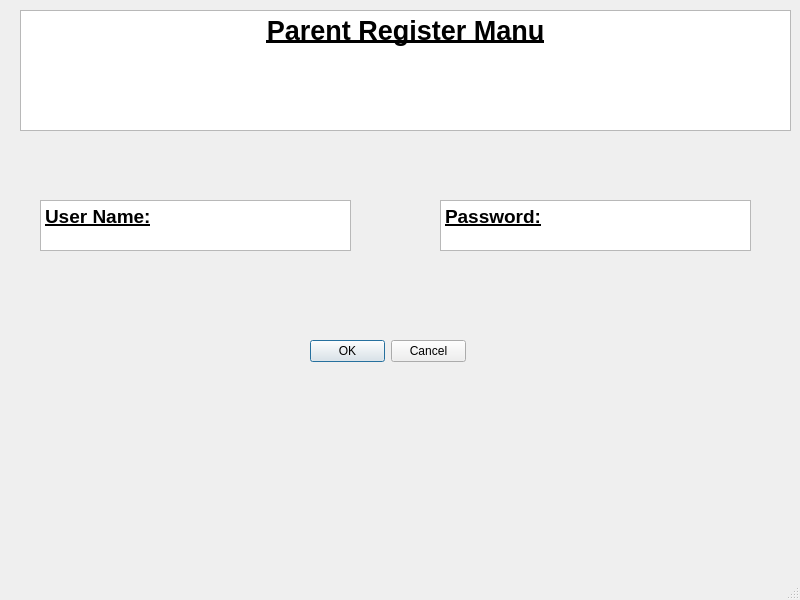
Before: the Qt Designer form src/login/GUI/ParentRegister.ui in itay9/SCE_BSMP_2021_Team5, drawn with Qt 5.
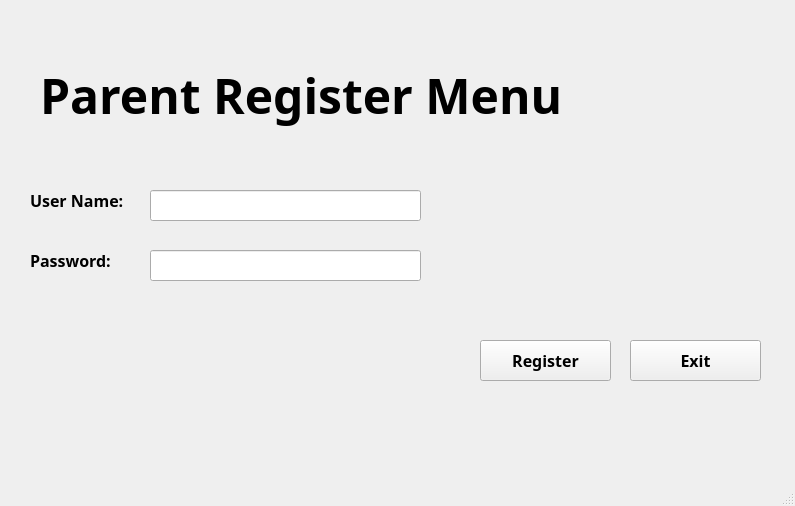
After: the same form once the commit is applied.

```diff
--- a/src/login/GUI/ParentRegister.ui
+++ b/src/login/GUI/ParentRegister.ui
@@ -6,76 +6,140 @@
    <rect>
     <x>0</x>
     <y>0</y>
-    <width>800</width>
-    <height>600</height>
+    <width>795</width>
+    <height>506</height>
    </rect>
   </property>
   <property name="windowTitle">
    <string>MainWindow</string>
   </property>
   <widget class="QWidget" name="centralwidget">
-   <widget class="QTextBrowser" name="textBrowser">
-    <property name="geometry">
-     <rect>
-      <x>20</x>
-      <y>10</y>
-      <width>771</width>
-      <height>121</height>
-     </rect>
-    </property>
-    <property name="html">
-     <string>&lt;!DOCTYPE HTML PUBLIC &quot;-//W3C//DTD HTML 4.0//EN&quot; &quot;http://www.w3.org/TR/REC-html40/strict.dtd&quot;&gt;
-&lt;html&gt;&lt;head&gt;&lt;meta name=&quot;qrichtext&quot; content=&quot;1&quot; /&gt;&lt;style type=&quot;text/css&quot;&gt;
-p, li { white-space: pre-wrap; }
-&lt;/style&gt;&lt;/head&gt;&lt;body style=&quot; font-family:'MS Shell Dlg 2'; font-size:8.25pt; font-weight:400; font-style:normal;&quot;&gt;
-&lt;p align=&quot;center&quot; style=&quot; margin-top:0px; margin-bottom:0px; margin-left:0px; margin-right:0px; -qt-block-indent:0; text-indent:0px;&quot;&gt;&lt;span style=&quot; font-size:20pt; font-weight:600; text-decoration: underline;&quot;&gt;Parent Register Manu&lt;/span&gt;&lt;/p&gt;&lt;/body&gt;&lt;/html&gt;</string>
-    </property>
-   </widget>
-   <widget class="QTextEdit" name="textEdit">
+   <widget class="QLabel" name="title">
     <property name="geometry">
      <rect>
       <x>40</x>
-      <y>200</y>
-      <width>311</width>
-      <height>51</height>
+      <y>60</y>
+      <width>591</width>
+      <height>71</height>
      </rect>
     </property>
-    <property name="html">
-     <string>&lt;!DOCTYPE HTML PUBLIC &quot;-//W3C//DTD HTML 4.0//EN&quot; &quot;http://www.w3.org/TR/REC-html40/strict.dtd&quot;&gt;
-&lt;html&gt;&lt;head&gt;&lt;meta name=&quot;qrichtext&quot; content=&quot;1&quot; /&gt;&lt;style type=&quot;text/css&quot;&gt;
-p, li { white-space: pre-wrap; }
-&lt;/style&gt;&lt;/head&gt;&lt;body style=&quot; font-family:'MS Shell Dlg 2'; font-size:8.25pt; font-weight:400; font-style:normal;&quot;&gt;
-&lt;p style=&quot; margin-top:0px; margin-bottom:0px; margin-left:0px; margin-right:0px; -qt-block-indent:0; text-indent:0px;&quot;&gt;&lt;span style=&quot; font-size:14pt; font-weight:600; text-decoration: underline;&quot;&gt;User Name:&lt;/span&gt;&lt;/p&gt;&lt;/body&gt;&lt;/html&gt;</string>
+    <property name="font">
+     <font>
+      <family>Arial Black</family>
+      <pointsize>36</pointsize>
+      <weight>75</weight>
+      <bold>true</bold>
+     </font>
     </property>
+    <property name="text">
+     <string>Parent Register Menu</string>
+    </property>
    </widget>
-   <widget class="QTextEdit" name="textEdit_2">
+   <widget class="QLabel" name="passLabel">
     <property name="geometry">
      <rect>
-      <x>440</x>
-      <y>200</y>
-      <width>311</width>
-      <height>51</height>
+      <x>30</x>
+      <y>250</y>
+      <width>111</width>
+      <height>21</height>
      </rect>
     </property>
-    <property name="html">
-     <string>&lt;!DOCTYPE HTML PUBLIC &quot;-//W3C//DTD HTML 4.0//EN&quot; &quot;http://www.w3.org/TR/REC-html40/strict.dtd&quot;&gt;
-&lt;html&gt;&lt;head&gt;&lt;meta name=&quot;qrichtext&quot; content=&quot;1&quot; /&gt;&lt;style type=&quot;text/css&quot;&gt;
-p, li { white-space: pre-wrap; }
-&lt;/style&gt;&lt;/head&gt;&lt;body style=&quot; font-family:'MS Shell Dlg 2'; font-size:8.25pt; font-weight:400; font-style:normal;&quot;&gt;
-&lt;p style=&quot; margin-top:0px; margin-bottom:0px; margin-left:0px; margin-right:0px; -qt-block-indent:0; text-indent:0px;&quot;&gt;&lt;span style=&quot; font-size:14pt; font-weight:600; text-decoration: underline;&quot;&gt;Password:&lt;/span&gt;&lt;/p&gt;&lt;/body&gt;&lt;/html&gt;</string>
+    <property name="font">
+     <font>
+      <family>Arial Black</family>
+      <pointsize>12</pointsize>
+      <weight>75</weight>
+      <bold>true</bold>
+     </font>
     </property>
+    <property name="text">
+     <string>Password:</string>
+    </property>
    </widget>
-   <widget class="QDialogButtonBox" name="buttonBox">
+   <widget class="QLineEdit" name="pwInput">
     <property name="geometry">
      <rect>
-      <x>310</x>
+      <x>150</x>
+      <y>250</y>
+      <width>271</width>
+      <height>31</height>
+     </rect>
+    </property>
+    <property name="echoMode">
+     <enum>QLineEdit::Password</enum>
+    </property>
+   </widget>
+   <widget class="QLineEdit" name="userNameInput">
+    <property name="geometry">
+     <rect>
+      <x>150</x>
+      <y>190</y>
+      <width>271</width>
+      <height>31</height>
+     </rect>
+    </property>
+   </widget>
+   <widget class="QLabel" name="userLabel">
+    <property name="geometry">
+     <rect>
+      <x>30</x>
+      <y>190</y>
+      <width>111</width>
+      <height>21</height>
+     </rect>
+    </property>
+    <property name="font">
+     <font>
+      <family>Arial Black</family>
+      <pointsize>12</pointsize>
+      <weight>75</weight>
+      <bold>true</bold>
+     </font>
+    </property>
+    <property name="text">
+     <string>User Name:</string>
+    </property>
+   </widget>
+   <widget class="QPushButton" name="registerButton">
+    <property name="geometry">
+     <rect>
+      <x>480</x>
       <y>340</y>
-      <width>156</width>
-      <height>23</height>
+      <width>131</width>
+      <height>41</height>
      </rect>
     </property>
-    <property name="standardButtons">
-     <set>QDialogButtonBox::Cancel|QDialogButtonBox::Ok</set>
+    <property name="font">
+     <font>
+      <family>Arial Black</family>
+      <pointsize>12</pointsize>
+      <weight>75</weight>
+      <bold>true</bold>
+     </font>
+    </property>
+    <property name="text">
+     <string>Register</string>
+    </property>
+   </widget>
+   <widget class="QPushButton" name="exitButton">
+    <property name="geometry">
+     <rect>
+      <x>630</x>
+      <y>340</y>
+      <width>131</width>
+      <height>41</height>
+     </rect>
+    </property>
+    <property name="font">
+     <font>
+      <family>Arial Black</family>
+      <pointsize>12</pointsize>
+      <weight>75</weight>
+      <bold>true</bold>
+     </font>
+    </property>
+    <property name="text">
+     <string>Exit</string>
     </property>
    </widget>
   </widget>
```
Left out of the diff: 6 changed lines with no effect on the pictures.
